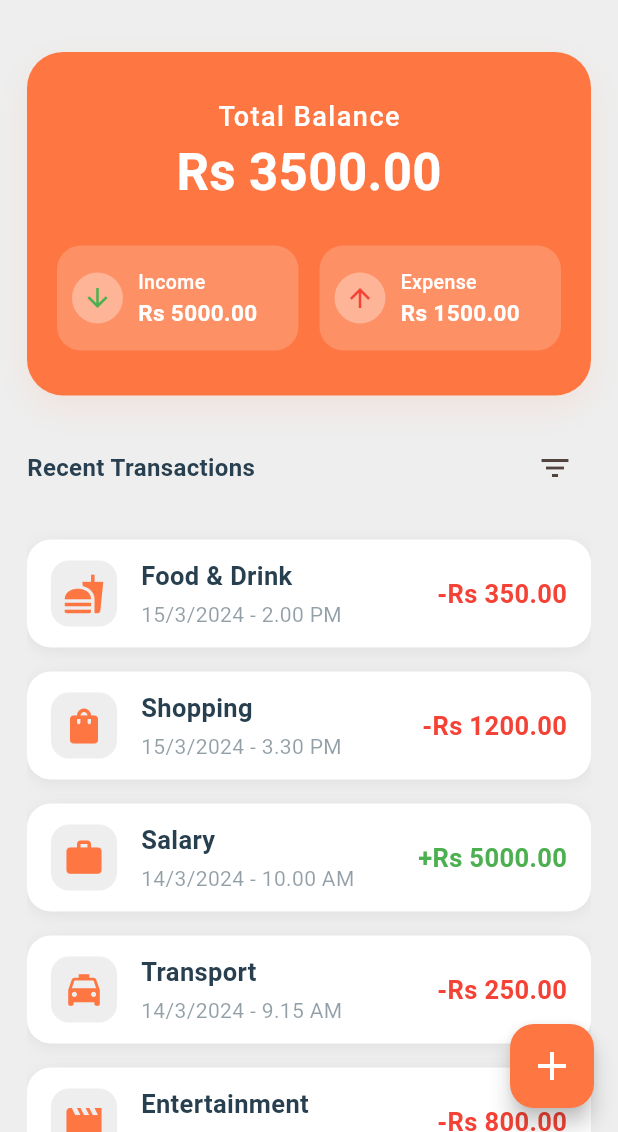
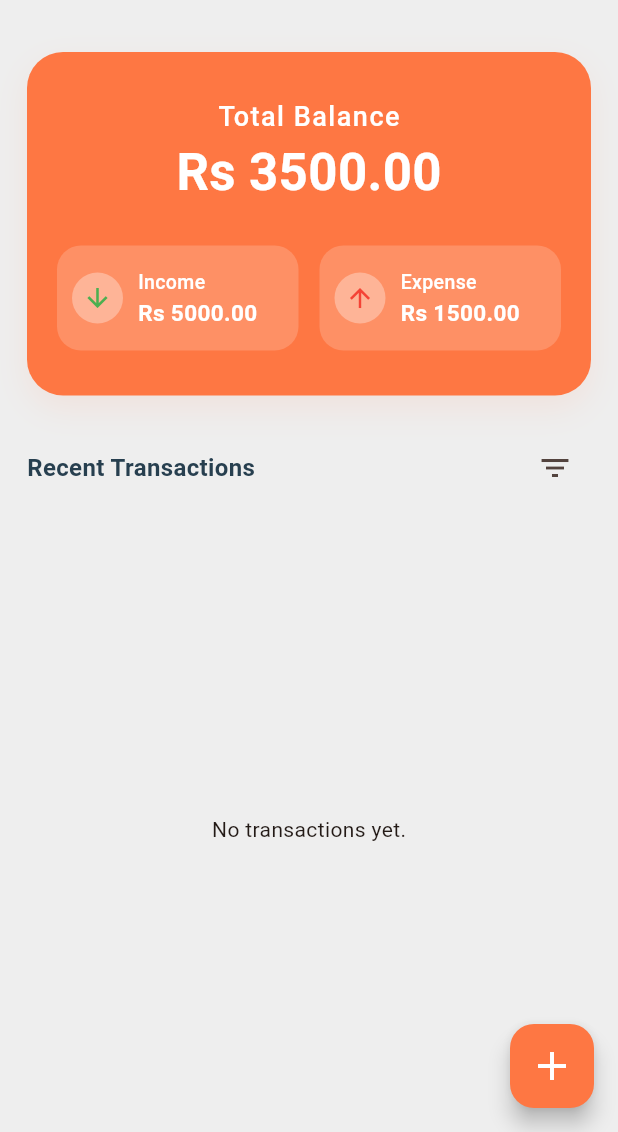
Before and after one commit to chamudithaperera/Flutter-Dart-project-10-Money-Manager-app, a Flutter app: the HomePage screen opened by its route, on a phone screen of 412 x 824 dp, the part 104-1236 px from its top. Run offline on Flutter 3.47's test engine with Material 3 defaults, Android fonts, the phone set to English and light mode, and no system bars; our stand-ins replace shared_preferences; accounts and stored records are empty.

Commit message:
Add transaction management features by integrating transaction API endpoints in HomePage and AddTransactionPopup. Replace dummy data with dynamic fetching of transactions and implement transaction addition functionality. Update LoginPage to handle user authentication and improve UI responsiveness.

```diff
--- a/money_manager/lib/data/dummy_transactions.dart
+++ /dev/null
@@ -1,51 +0,0 @@
-import 'package:flutter/material.dart';
-import '../models/transaction.dart';
-import '../widgets/transaction_item.dart';
-
-final List<Transaction> dummyTransactions = [
-  Transaction(
-    icon: Icons.fastfood,
-    title: 'Food & Drink',
-    time: '2.00 PM',
-    amount: '-Rs 350.00',
-    isExpense: true,
-    comment: 'Lunch at restaurant',
-    date: DateTime(2024, 3, 15),
-  ),
-  Transaction(
-    icon: Icons.shopping_bag,
-    title: 'Shopping',
-    time: '3.30 PM',
-    amount: '-Rs 1200.00',
-    isExpense: true,
-    comment: 'Grocery shopping',
-    date: DateTime(2024, 3, 15),
-  ),
-  Transaction(
-    icon: Icons.work,
-    title: 'Salary',
-    time: '10.00 AM',
-    amount: '+Rs 5000.00',
-    isExpense: false,
-    comment: 'Monthly salary',
-    date: DateTime(2024, 3, 14),
-  ),
-  Transaction(
-    icon: Icons.local_taxi,
-    title: 'Transport',
-    time: '9.15 AM',
-    amount: '-Rs 250.00',
-    isExpense: true,
-    comment: 'Taxi fare',
-    date: DateTime(2024, 3, 14),
-  ),
-  Transaction(
-    icon: Icons.movie,
-    title: 'Entertainment',
-    time: '7.00 PM',
-    amount: '-Rs 800.00',
-    isExpense: true,
-    comment: 'Movie tickets',
-    date: DateTime(2024, 3, 13),
-  ),
-];
--- a/money_manager/lib/pages/homePage.dart
+++ b/money_manager/lib/pages/homePage.dart
@@ -1,20 +1,66 @@
 import 'package:flutter/material.dart';
+import 'package:http/http.dart' as http;
+import 'dart:convert';
 import '../app_colors.dart';
 import '../widgets/total_balance_card.dart';
 import '../widgets/transaction_item.dart';
-import '../data/dummy_transactions.dart';
 import '../widgets/add_transaction_popup.dart';
+import '../auth/auth.dart';
 
-class HomePage extends StatelessWidget {
+class HomePage extends StatefulWidget {
   const HomePage({super.key});
 
-  void _showAddTransactionPopup(BuildContext context) {
-    showModalBottomSheet(
+  @override
+  State<HomePage> createState() => _HomePageState();
+}
+
+class _HomePageState extends State<HomePage> {
+  List<dynamic> _transactions = [];
+  bool _isLoading = true;
+
+  @override
+  void initState() {
+    super.initState();
+    _fetchTransactions();
+  }
+
+  Future<void> _fetchTransactions() async {
+    setState(() {
+      _isLoading = true;
+    });
+    final user = await AuthService().getCurrentUser();
+    if (user == null) {
+      setState(() {
+        _transactions = [];
+        _isLoading = false;
+      });
+      return;
+    }
+    final response = await http.get(
+      Uri.parse('http://localhost:8500/api/transactions?user=${user['email']}'),
+    );
+    if (response.statusCode == 200) {
+      final data = json.decode(response.body);
+      setState(() {
+        _transactions = data['transactions'];
+        _isLoading = false;
+      });
+    } else {
+      setState(() {
+        _transactions = [];
+        _isLoading = false;
+      });
+    }
+  }
+
+  void _showAddTransactionPopup(BuildContext context) async {
+    await showModalBottomSheet(
       context: context,
       isScrollControlled: true,
       backgroundColor: Colors.transparent,
       builder: (_) => const AddTransactionPopup(),
     );
+    _fetchTransactions();
   }
 
   @override
@@ -101,21 +147,33 @@ class HomePage extends StatelessWidget {
 
               // Recent Transactions List
               Expanded(
-                child: ListView.builder(
-                  itemCount: dummyTransactions.length,
-                  itemBuilder: (context, index) {
-                    final transaction = dummyTransactions[index];
-                    return TransactionItem(
-                      icon: transaction.icon,
-                      title: transaction.title,
-                      time: transaction.time,
-                      amount: transaction.amount,
-                      isExpense: transaction.isExpense,
-                      comment: transaction.comment,
-                      date: transaction.date,
-                    );
-                  },
-                ),
+                child:
+                    _isLoading
+                        ? const Center(child: CircularProgressIndicator())
+                        : _transactions.isEmpty
+                        ? const Center(child: Text('No transactions yet.'))
+                        : ListView.builder(
+                          itemCount: _transactions.length,
+                          itemBuilder: (context, index) {
+                            final t = _transactions[index];
+                            return TransactionItem(
+                              icon:
+                                  Icons
+                                      .fastfood, // TODO: Map icon string to IconData
+                              title: t['title'] ?? '',
+                              time: t['time'] ?? '',
+                              amount:
+                                  t['isExpense'] == true
+                                      ? '-Rs ${t['amount']}'
+                                      : '+Rs ${t['amount']}',
+                              isExpense: t['isExpense'] ?? true,
+                              comment: t['comment'] ?? '',
+                              date:
+                                  DateTime.tryParse(t['date'] ?? '') ??
+                                  DateTime.now(),
+                            );
+                          },
+                        ),
               ),
             ],
           ),
```
Also changed, not shown: money_manager/lib/pages/loginPage.dart (+58 -6 lines), money_manager/lib/widgets/add_transaction_popup.dart (+40 -2 lines), 5 other files.
